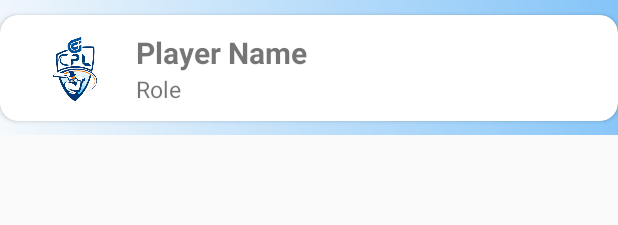
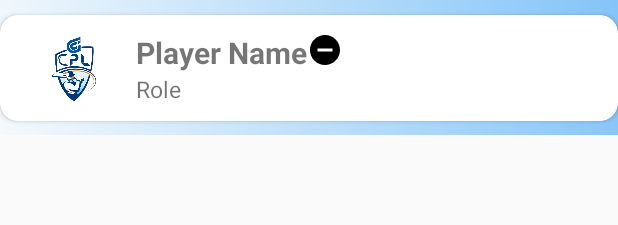
Before and after one commit to Kush148/CPL, an Android app: the layout view_team_player_list.xml on its own in the app's theme, with its tools: preview values and no code run, on a phone screen of 412 x 824 dp. Shown: the top 225 px of the screen. Run offline under Robolectric (Android 15) with nearby library versions, the phone set to English and light mode, and no system bars.

Commit message:
Made changed in ViewSingleTeamadapter java file and in xml fragment_home, view_team_player_list

```diff
--- /dev/null
+++ b/app/src/main/res/drawable/ic_remove_circle_black_24dp.xml
@@ -0,0 +1,9 @@
+<vector xmlns:android="http://schemas.android.com/apk/res/android"
+        android:width="24dp"
+        android:height="24dp"
+        android:viewportWidth="24.0"
+        android:viewportHeight="24.0">
+    <path
+        android:fillColor="#FF000000"
+        android:pathData="M12,2C6.48,2 2,6.48 2,12s4.48,10 10,10 10,-4.48 10,-10S17.52,2 12,2zM17,13L7,13v-2h10v2z"/>
+</vector>
--- a/app/src/main/res/layout/fragment_home.xml
+++ b/app/src/main/res/layout/fragment_home.xml
@@ -107,6 +107,7 @@
         android:inputType="textMultiLine"
         android:text="@string/About"
         android:textStyle="italic"
+        app:layout_constraintBottom_toTopOf="@+id/textView6"
         app:layout_constraintEnd_toEndOf="parent"
         app:layout_constraintHorizontal_bias="0.0"
         app:layout_constraintStart_toStartOf="parent"
--- a/app/src/main/res/layout/view_team_player_list.xml
+++ b/app/src/main/res/layout/view_team_player_list.xml
@@ -43,7 +43,7 @@
                     app:civ_border_color="#000000" />
 
                 <LinearLayout
-                    android:layout_width="match_parent"
+                    android:layout_width="wrap_content"
                     android:layout_height="match_parent"
                     android:orientation="vertical"
                     android:layout_marginStart="15dp">
@@ -64,6 +64,15 @@
                         android:textSize="15dp" />
 
                 </LinearLayout>
+
+                <ImageView
+                    android:id="@+id/imgRemovePlayer"
+                    android:layout_width="wrap_content"
+                    android:layout_height="wrap_content"
+                    android:layout_gravity="end"
+                    android:layout_marginTop="10dp"
+                    android:src="@drawable/ic_remove_circle_black_24dp"/>
+
             </LinearLayout>
         </LinearLayout>
     </androidx.cardview.widget.CardView>
```
Also changed, not shown: app/src/main/java/com/example/cpl/ViewSingleTeamAdapter.java (+95 -5 lines), app/src/main/res/drawable/logo.png.
